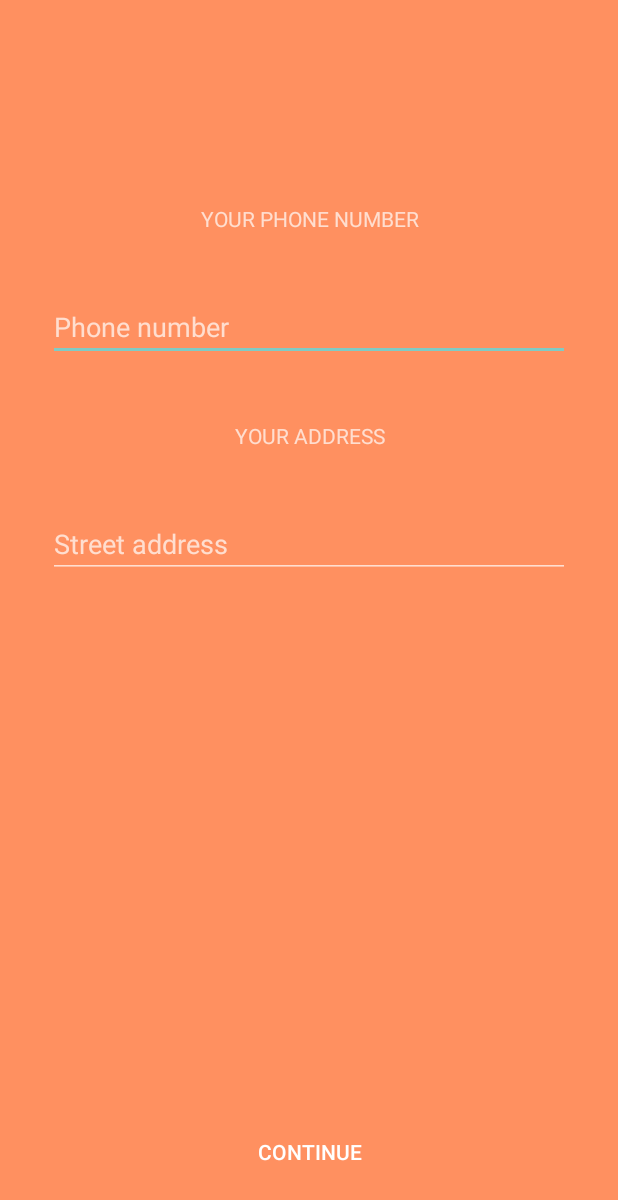
After one commit to subsme/thyN, an Android app: the BasicProfileActivity screen opened directly, with no data from a screen before it, on a phone screen of 412 x 824 dp. The commit adds this screen. Shown: the top 1200 px of the screen. Run offline under Robolectric (Android 15) with nearby library versions, the phone set to English and light mode, and no system bars.

Commit message:
working code.

```diff
--- a/app/src/main/java/com/thyn/connection/ReceiveStatsFromServerAsyncTask.java
+++ b/app/src/main/java/com/thyn/connection/ReceiveStatsFromServerAsyncTask.java
@@ -34,13 +34,13 @@ public class ReceiveStatsFromServerAsyncTask extends AsyncTask<Void, Void, APIUs
     protected APIUserInformation doInBackground(Void... params) {
         APIUserInformation userStats = null;
 
-        try {
+    /*    try {
             Log.d(TAG, "Sending user profile id:" + userprofileid);
             userStats = GoogleAPIConnector.connect_UserAPI().getUserStats(userprofileid,20).execute();
         } catch (IOException e) {
             e.getMessage();
             Log.d(TAG,e.getMessage());
-        }
+        }*/
 
         return userStats;
     }
--- /dev/null
+++ b/app/src/main/java/com/thyn/intro/BasicProfileActivity.java
@@ -0,0 +1,172 @@
+package com.thyn.intro;
+
+import android.app.Activity;
+import android.app.ProgressDialog;
+import android.content.Intent;
+import android.location.Address;
+import android.location.Geocoder;
+import android.os.AsyncTask;
+import android.support.v7.app.AppCompatActivity;
+import android.os.Bundle;
+import android.telephony.PhoneNumberFormattingTextWatcher;
+import android.util.Log;
+import android.view.View;
+import android.widget.Button;
+import android.widget.EditText;
+
+import com.google.android.gms.common.GooglePlayServicesNotAvailableException;
+import com.google.android.gms.common.GooglePlayServicesRepairableException;
+import com.google.android.gms.common.api.Status;
+import com.google.android.gms.location.places.Place;
+import com.google.android.gms.location.places.ui.PlaceAutocomplete;
+import com.google.android.gms.maps.model.LatLng;
+import com.thyn.R;
+import com.thyn.android.backend.myTaskApi.model.MyTask;
+import com.thyn.android.backend.userAPI.model.APIGeneralResult;
+import com.thyn.collection.Task;
+import com.thyn.common.MyServerSettings;
+import com.thyn.connection.GoogleAPIConnector;
+import com.thyn.field.AddressActivity;
+import com.thyn.field.AddressFragment;
+import com.thyn.tab.WelcomePageActivity;
+
+import java.io.IOException;
+import java.text.DateFormat;
+import java.text.SimpleDateFormat;
+import java.util.Date;
+import java.util.List;
+import java.util.Locale;
+import java.util.TimeZone;
+
+public class BasicProfileActivity extends AppCompatActivity {
+    private static final String TAG = "BasicProfileActivity";
+    private static final int ADDRESS_ACTIVITY_REQUEST_CODE = 1;
+    private static double mLAT;
+    private static double mLONG;
+    private static String mCity;
+    private static final int PLACE_AUTOCOMPLETE_REQUEST_CODE=1;
+    private EditText addressField;
+    private Button button;
+
+    @Override
+    protected void onCreate(Bundle savedInstanceState) {
+        super.onCreate(savedInstanceState);
+        setContentView(R.layout.activity_basic_profile);
+        final EditText phoneField = (EditText) findViewById(R.id.phone);
+        phoneField.addTextChangedListener(new PhoneNumberFormattingTextWatcher(){
+            String lastChar="";
+            @Override
+            public void beforeTextChanged(CharSequence s, int start, int count, int after) {
+                int digits = phoneField.getText().toString().length();
+                if (digits > 1)
+                    lastChar = phoneField.getText().toString().substring(digits-1);
+            }
+
+            @Override
+            public void onTextChanged(CharSequence s, int start, int before, int count) {
+                int digits = phoneField.getText().toString().length();
+                Log.d("LENGTH",""+digits);
+                if (!lastChar.equals("-")) {
+                    if (digits == 3 || digits == 7) {
+                        phoneField.append("-");
+                    }
+                }
+            }
+        });
+        addressField = (EditText) findViewById(R.id.street_address);
+        addressField.setOnClickListener(new View.OnClickListener() {
+            @Override
+            public void onClick(View v) {
+                Log.d(TAG, "address was clicked");
+                callPlaceAutocompleteActivityIntent();
+            }
+        });
+        button = (Button) findViewById(R.id.done);
+        button.setOnClickListener(new View.OnClickListener() {
+            @Override
+            public void onClick(View v) {
+
+                new SendMyProfileAsync().execute(phoneField.getText().toString(),
+                        addressField.getText().toString(),
+                        Double.toString(mLAT),
+                        Double.toString(mLONG),
+                        mCity);
+                Intent intent = new Intent(getApplicationContext(), WelcomePageActivity.class);
+                startActivity(intent);
+            }
+        });
+    }
+
+    @Override
+    public void onActivityResult(int requestCode, int resultCode, Intent data) {
+        super.onActivityResult(requestCode, resultCode, data);
+        if (requestCode == PLACE_AUTOCOMPLETE_REQUEST_CODE) {
+            if (resultCode == Activity.RESULT_OK) {
+                Place place = PlaceAutocomplete.getPlace(this, data);
+                Log.i(TAG, "Place:" + place.toString());
+                addressField.setText(place.getAddress());
+
+                LatLng LatLong = place.getLatLng();
+                mLAT = LatLong.latitude;
+                mLONG = LatLong.longitude;
+                Geocoder mGeocoder = new Geocoder(this, Locale.getDefault());
+                try {
+                    List<Address> addresses = mGeocoder.getFromLocation(mLAT, mLONG, 1);
+                    if (addresses != null && addresses.size() > 0) {
+                        this.mCity = addresses.get(0).getLocality();
+                        Log.i(TAG, "The city is: " + this.mCity);
+                    }
+                }catch(Exception e){
+                    e.printStackTrace();
+                }
+
+            } else if (resultCode == PlaceAutocomplete.RESULT_ERROR) {
+                Status status = PlaceAutocomplete.getStatus(this, data);
+                Log.i(TAG, status.getStatusMessage());
+            } else if (requestCode == Activity.RESULT_CANCELED) {
+
+            }
+        }
+    }
+    private void callPlaceAutocompleteActivityIntent() {
+        try {
+            Intent intent =
+                    new PlaceAutocomplete.IntentBuilder(PlaceAutocomplete.MODE_FULLSCREEN)
+                            .build(this);
+            startActivityForResult(intent, 1);
+//PLACE_AUTOCOMPLETE_REQUEST_CODE is integer for request code
+        } catch (GooglePlayServicesRepairableException | GooglePlayServicesNotAvailableException e) {
+            // TODO: Handle the error.
+        }
+    }
+
+    private class SendMyProfileAsync extends AsyncTask<String, String, Void> {
+        @Override
+        protected Void doInBackground(String... params) {
+            try {
+                String l_phone = params[0];
+                String l_address = params[1];
+                String l_lat = params[2];
+                String l_long = params[3];
+                String l_city = params[4];
+//                Long userprofileid = MyServerSettings.getUserProfileId(getParent());
+                String socialID = MyServerSettings.getUserSocialId(getApplicationContext());
+                int socialType = MyServerSettings.getUserSocialType(getApplicationContext());
+                Log.d(TAG, "CAlling the SErver...Sending user profile id: " + socialID
+                                + ", phone: " + l_phone
+                                + ", address: " + l_address
+                                + ", LAT: " + l_lat
+                                + ", LONG: " + l_long
+                );
+                APIGeneralResult result = GoogleAPIConnector.connect_UserAPI().updateMyProfile(l_address,l_city, l_lat, l_long, l_phone, socialID, socialType).execute();
+                if(result.getStatusCode().equalsIgnoreCase("OK")){
+                        MyServerSettings.initializeUserAddress(getApplicationContext(), l_address, l_city, l_lat, l_long);
+                }
+            } catch (IOException e) {
+                e.getMessage();
+            }
+
+            return null;
+        }
+    }
+}
--- a/app/src/main/java/com/thyn/tab/WelcomePageActivity.java
+++ b/app/src/main/java/com/thyn/tab/WelcomePageActivity.java
@@ -1,5 +1,6 @@
 package com.thyn.tab;
 
+import android.app.ProgressDialog;
 import android.content.Context;
 import android.support.design.widget.TabLayout;
 import android.support.v4.app.FragmentActivity;
@@ -30,6 +31,7 @@ public class WelcomePageActivity extends FragmentActivity {
     private SlidingTabsBasicFragment.SamplePagerAdapter mSamplePagerAdapter;
     private SlidingTabLayout mSlidingTabLayout;
 
+
     private static String TAG="WelcomePageActivity";
     protected void onCreate(Bundle savedInstanceState){
         super.onCreate(savedInstanceState);
@@ -38,6 +40,8 @@ public class WelcomePageActivity extends FragmentActivity {
         setContentView(R.layout.mytask_slidingtab);
         Context c = getApplicationContext();
         if (savedInstanceState == null) {
+            TextView welcomeText = (TextView) findViewById(R.id.title_text);
+            welcomeText.setText("Welcome, " + MyServerSettings.getUserFirstName(c) + "!");
             MLRoundedImageView user_profile_image = (MLRoundedImageView) findViewById(R.id.user_profile_image);
             Log.d(TAG, MyServerSettings.getUserProfileImageURL(c));
             Picasso.with(c)
--- /dev/null
+++ b/app/src/main/res/layout/activity_basic_profile.xml
@@ -0,0 +1,62 @@
+<?xml version="1.0" encoding="utf-8"?>
+<RelativeLayout xmlns:android="http://schemas.android.com/apk/res/android"
+    xmlns:tools="http://schemas.android.com/tools"
+    android:layout_width="match_parent"
+    android:layout_height="match_parent"
+    android:paddingBottom="@dimen/activity_vertical_margin"
+    android:paddingLeft="@dimen/activity_horizontal_margin"
+    android:paddingRight="@dimen/activity_horizontal_margin"
+    android:paddingTop="@dimen/activity_vertical_margin"
+    android:background="@color/bg_screen3"
+    tools:context="com.thyn.intro.BasicProfileActivity">
+    <LinearLayout
+        android:layout_width="match_parent"
+        android:layout_height="wrap_content"
+        android:layout_marginTop="120dp"
+        android:layout_marginLeft="16dp"
+        android:layout_marginRight="16dp"
+        android:layout_centerHorizontal="true"
+        android:orientation="vertical">
+        <TextView
+            android:layout_width="match_parent"
+            android:layout_height="wrap_content"
+            android:gravity="center_horizontal"
+            android:text="YOUR PHONE NUMBER"/>
+        <EditText
+            android:id="@+id/phone"
+            android:layout_width="match_parent"
+            android:layout_height="wrap_content"
+            android:layout_marginTop="40dp"
+            android:inputType="phone"
+            android:hint="Phone number"
+            android:digits="0123456789+" />
+        <TextView
+            android:layout_width="match_parent"
+            android:layout_height="wrap_content"
+            android:gravity="center_horizontal"
+            android:layout_marginTop="40dp"
+            android:text="YOUR ADDRESS"/>
+        <EditText
+            android:id="@+id/street_address"
+            android:layout_width="match_parent"
+            android:layout_height="wrap_content"
+            android:focusable="false"
+            android:hint="Street address"
+            android:layout_marginTop="40dp" />
+    </LinearLayout>
+    <RelativeLayout
+        android:id="@+id/InnerRelativeLayout"
+        android:layout_width="wrap_content"
+        android:layout_height="wrap_content"
+        android:layout_alignParentBottom="true" >
+
+        <Button android:id="@+id/done"
+            android:layout_width="match_parent"
+            android:layout_height="wrap_content"
+            android:layout_marginBottom="16dp"
+            android:text="Continue"
+            style="?android:attr/borderlessButtonStyle"
+            />
+
+    </RelativeLayout>
+</RelativeLayout>
--- a/app/src/main/res/layout/fragment_task.xml
+++ b/app/src/main/res/layout/fragment_task.xml
@@ -207,7 +207,7 @@
             android:layout_margin="5dp"
             android:textColor="#000000"
             android:textSize="20sp" />
-        <Button android:id="@+id/task_done"
+        <Button android:id="@+id/done"
             android:layout_width="match_parent"
             android:layout_height="wrap_content"
             android:layout_marginLeft="16dp"
--- a/app/src/main/res/layout/mytask_slidingtab.xml
+++ b/app/src/main/res/layout/mytask_slidingtab.xml
@@ -46,7 +46,7 @@
             android:layout_toLeftOf="@id/user_profile_image"
             android:paddingLeft="14dp"
             android:paddingRight="4dp"
-            android:text="Welcome, Angie!"
+            android:text="Welcome!"
             android:textSize="@dimen/caption_text_size"
             android:paddingTop="20dp"
             android:textColor="#ffffff" />
```
Also changed, not shown: app/src/main/AndroidManifest.xml (+6 -4 lines), app/src/main/java/com/thyn/common/MyServerSettings.java (+55 -0 lines), app/src/main/java/com/thyn/intro/IntroLogin.java (+54 -6 lines), app/src/main/java/com/thyn/task/RandomTaskFragment.java (+10 -4 lines), app/src/main/java/com/thyn/tasklist/TaskListFragment.java (+16 -9 lines), app/src/main/res/layout/activity_intro_login.xml (+12 -1 lines), backend/src/main/java/com/thyn/backend/api/APIUserInformation.java (+81 -19 lines), backend/src/main/java/com/thyn/backend/api/UserAPI.java (+87 -8 lines), backend/src/main/java/com/thyn/backend/entities/users/User.java (+47 -0 lines).
